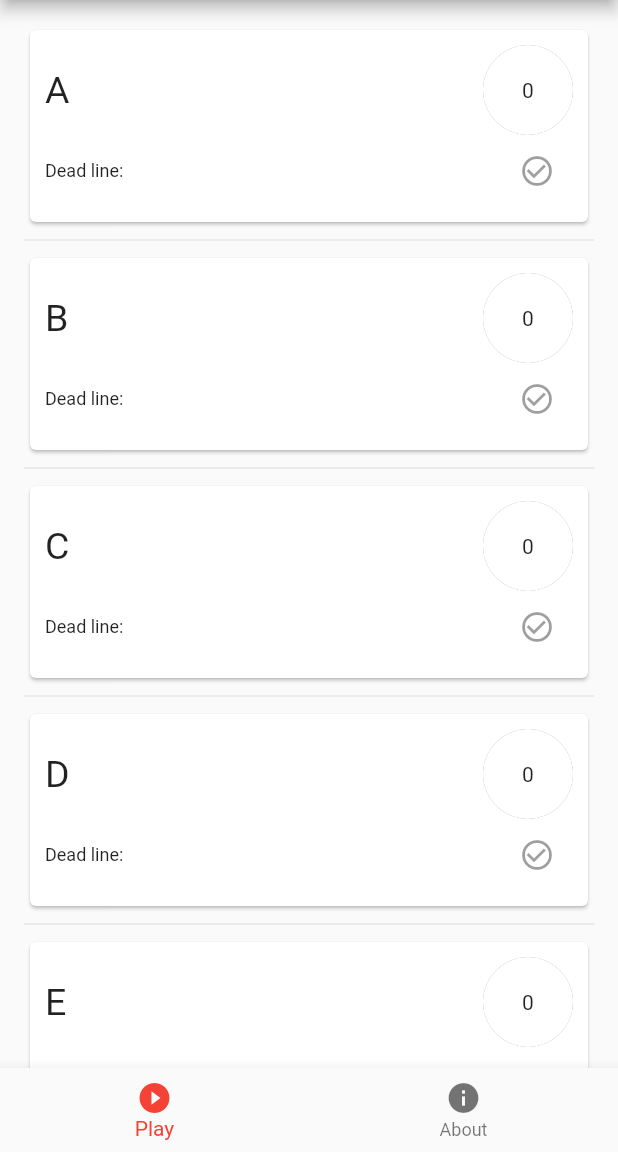
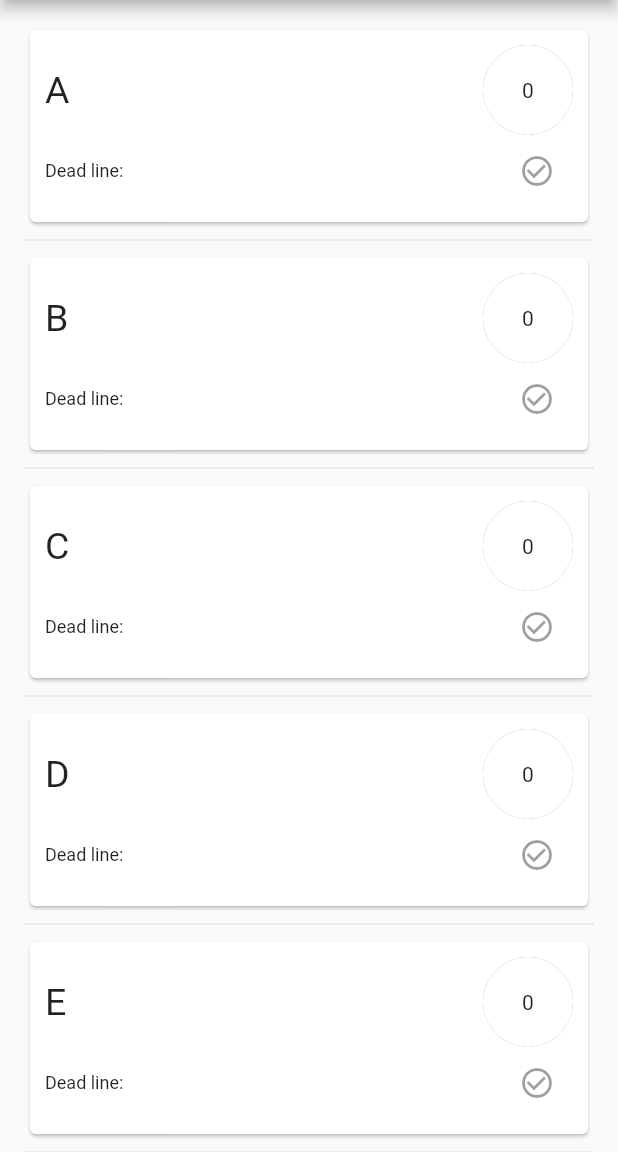
Before and after one commit to aakashpothepalli/FlexyBytes, a Flutter app: the screen it shows after launch, on a phone screen of 412 x 824 dp, the part 84-1236 px from its top. Run offline on Flutter 3.47's test engine with Material 2 defaults, Android fonts, the phone set to English and light mode, and no system bars; our stand-ins replace firebase_database; accounts and stored records are empty.

Commit message:
added nothing

```diff
--- a/lib/main.dart
+++ b/lib/main.dart
@@ -1,46 +1,13 @@
 import 'package:empyreal20/dashboard.dart';
+import 'package:empyreal20/fireTest.dart';
+import 'package:empyreal20/task_card.dart';
 import 'package:flutter/material.dart';
-import 'package:empyreal20/start_page.dart';
-import 'package:empyreal20/task_card.dart';
 
 void main() => runApp(MyApp());
+
 class MyApp extends StatelessWidget {
-
   // This widget is the root of your application.
   @override
-  Widget build(BuildContext context) {
-    return MaterialApp(
-      title: 'Flutter Demo',
-
-      theme: ThemeData(
-        primarySwatch: Colors.red,
-      ),
-      home: MyHomePage(),
-    );
-  }
-}
-
-class MyHomePage extends StatefulWidget {
-
-  @override
-  _MyHomePageState createState() => _MyHomePageState();
-}
-
-class _MyHomePageState extends State<MyHomePage> {
-  int _cIndex = 0;
-
-
-  // This widget is the root of your application.
-  @override
-
-
-
-  final _pageOptions = [
-       Dashboard(),
-       StartPage(),
-
-
-    ];
   Widget build(BuildContext context) {
     return MaterialApp(
         title: 'Flutter Demo',
@@ -60,29 +27,7 @@ class _MyHomePageState extends State<MyHomePage> {
           appBar: AppBar(
             title: Text("Empyreal 2020"),
           ),
-          body: _pageOptions[_cIndex],
-          bottomNavigationBar: BottomNavigationBar(
-          fixedColor: Colors.red,
-          currentIndex: _cIndex,
-          type: BottomNavigationBarType.fixed,
-
-          items: [
-            BottomNavigationBarItem(
-                icon: Icon(Icons.play_circle_filled), title: new Text('Play')),
-            BottomNavigationBarItem(
-                icon: Icon(Icons.info), title: new Text('About'))
-          ],
-          onTap: (index) {
-           setState(() {
-                    _cIndex = index;
-                });
-          },
-        )
-        )
-
-
-
-
-        );
+          body: Dashboard(),
+        ));
   }
 }
--- a/lib/task_card.dart
+++ b/lib/task_card.dart
@@ -27,8 +27,7 @@ class TaskCardState extends State<TaskCard> {
          children: <Widget>[
 
            Text(widget.task,style: TextStyle(fontSize: 25),),
-            Container(
-                          child: ClipOval(
+             ClipOval(
                 child: Container(
                     height: 60.0, // height of the button
                     width: 60.0, // width of the button
@@ -42,7 +41,7 @@ class TaskCardState extends State<TaskCard> {
                           blurRadius: 2.0,
                           spreadRadius: 1.0)
                     ],
-                  ),
+
                   ),
 
 
```
